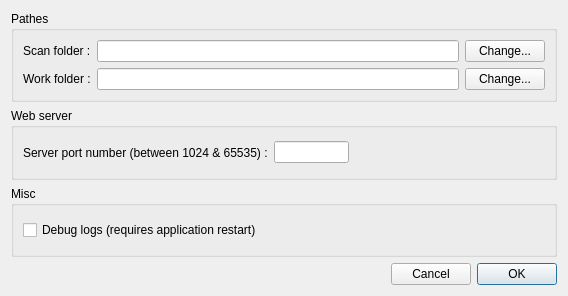
First picture: the form in prefs_ui.ui, repository gehelem/als, before the edit.
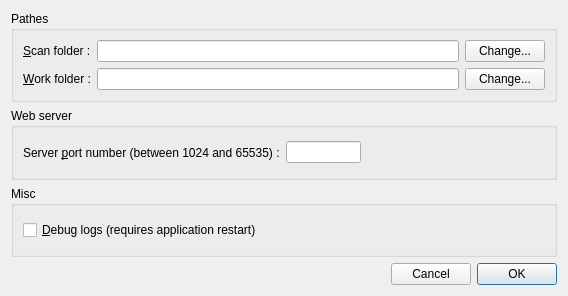
Second picture: the form after the edit.

Commit message: Add shortcuts to preferences dialog individual fields

Diff of the .ui file:
```diff
--- a/prefs_ui.ui
+++ b/prefs_ui.ui
@@ -27,7 +27,10 @@
           <item>
            <widget class="QLabel" name="lbl_scan_folder">
             <property name="text">
-             <string>Scan folder :</string>
+             <string>&amp;Scan folder :</string>
+            </property>
+            <property name="buddy">
+             <cstring>btn_browse_scan</cstring>
             </property>
            </widget>
           </item>
@@ -58,7 +61,10 @@
           <item>
            <widget class="QLabel" name="lbl_work_folder">
             <property name="text">
-             <string>Work folder :</string>
+             <string>&amp;Work folder :</string>
+            </property>
+            <property name="buddy">
+             <cstring>btn_browse_work</cstring>
             </property>
            </widget>
           </item>
@@ -98,7 +104,13 @@
           <item>
            <widget class="QLabel" name="lbl_server_port">
             <property name="text">
-             <string>Server port number (between 1024 &amp; 65535) :</string>
+             <string>Server &amp;port number (between 1024 and 65535) :</string>
+            </property>
+            <property name="textFormat">
+             <enum>Qt::AutoText</enum>
+            </property>
+            <property name="buddy">
+             <cstring>ln_web_server_port</cstring>
             </property>
            </widget>
           </item>
@@ -142,7 +154,7 @@
         <item>
          <widget class="QCheckBox" name="chk_debug_logs">
           <property name="text">
-           <string>Debug logs (requires application restart)</string>
+           <string>&amp;Debug logs (requires application restart)</string>
           </property>
          </widget>
         </item>
```
The commit also changes 1 other file.
